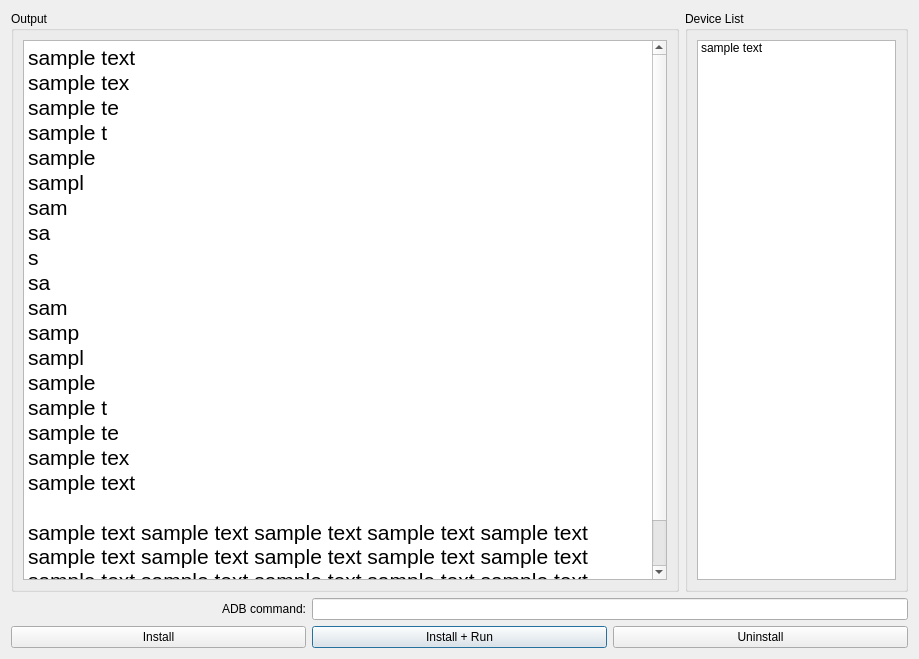
Qt form forms/adbop.ui (gingusScringus/apacksplorer) before a commit.
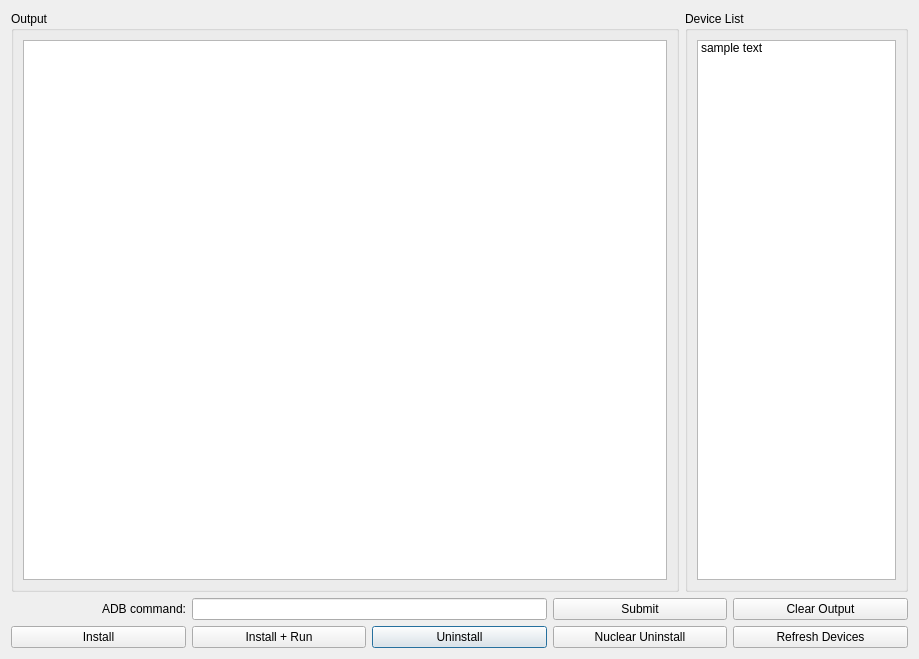
The same form after that commit.

```diff
--- a/forms/adbop.ui
+++ b/forms/adbop.ui
@@ -29,27 +29,11 @@
             <pointsize>16</pointsize>
            </font>
           </property>
+          <property name="readOnly">
+           <bool>true</bool>
+          </property>
           <property name="plainText">
-           <string>sample text
-sample tex
-sample te
-sample t
-sample
-sampl
-sam
-sa
-s
-sa
-sam
-samp
-sampl
-sample
-sample t
-sample te
-sample tex
-sample text
-
-sample text sample text sample text sample text sample text sample text sample text sample text sample text sample text sample text sample text sample text sample text sample text sample text sample text sample text</string>
+           <string/>
           </property>
          </widget>
         </item>
@@ -63,7 +47,7 @@
        </property>
        <layout class="QVBoxLayout" name="verticalLayout">
         <item>
-         <widget class="QListWidget" name="listWidget">
+         <widget class="QListWidget" name="deviceList">
           <item>
            <property name="text">
             <string>sample text</string>
@@ -78,23 +62,9 @@
    </item>
    <item>
     <layout class="QGridLayout" name="gridLayout">
-     <item row="4" column="1">
-      <widget class="QPushButton" name="installRunButton">
-       <property name="text">
-        <string>Install + Run</string>
-       </property>
-      </widget>
-     </item>
      <item row="0" column="1" colspan="2">
       <widget class="QLineEdit" name="commandField"/>
      </item>
-     <item row="4" column="0">
-      <widget class="QPushButton" name="installButton">
-       <property name="text">
-        <string>Install</string>
-       </property>
-      </widget>
-     </item>
      <item row="0" column="0">
       <widget class="QLabel" name="adbCommandlabel">
        <property name="text">
@@ -112,6 +82,48 @@
        </property>
       </widget>
      </item>
+     <item row="4" column="3">
+      <widget class="QPushButton" name="nuclearUninstallButton">
+       <property name="text">
+        <string>Nuclear Uninstall</string>
+       </property>
+      </widget>
+     </item>
+     <item row="4" column="0">
+      <widget class="QPushButton" name="installButton">
+       <property name="text">
+        <string>Install</string>
+       </property>
+      </widget>
+     </item>
+     <item row="4" column="1">
+      <widget class="QPushButton" name="installRunButton">
+       <property name="text">
+        <string>Install + Run</string>
+       </property>
+      </widget>
+     </item>
+     <item row="0" column="3">
+      <widget class="QPushButton" name="submitButton">
+       <property name="text">
+        <string>Submit</string>
+       </property>
+      </widget>
+     </item>
+     <item row="0" column="4">
+      <widget class="QPushButton" name="clearOutputButton">
+       <property name="text">
+        <string>Clear Output</string>
+       </property>
+      </widget>
+     </item>
+     <item row="4" column="4">
+      <widget class="QPushButton" name="refreshDevicesButton">
+       <property name="text">
+        <string>Refresh Devices</string>
+       </property>
+      </widget>
+     </item>
     </layout>
    </item>
   </layout>
```
